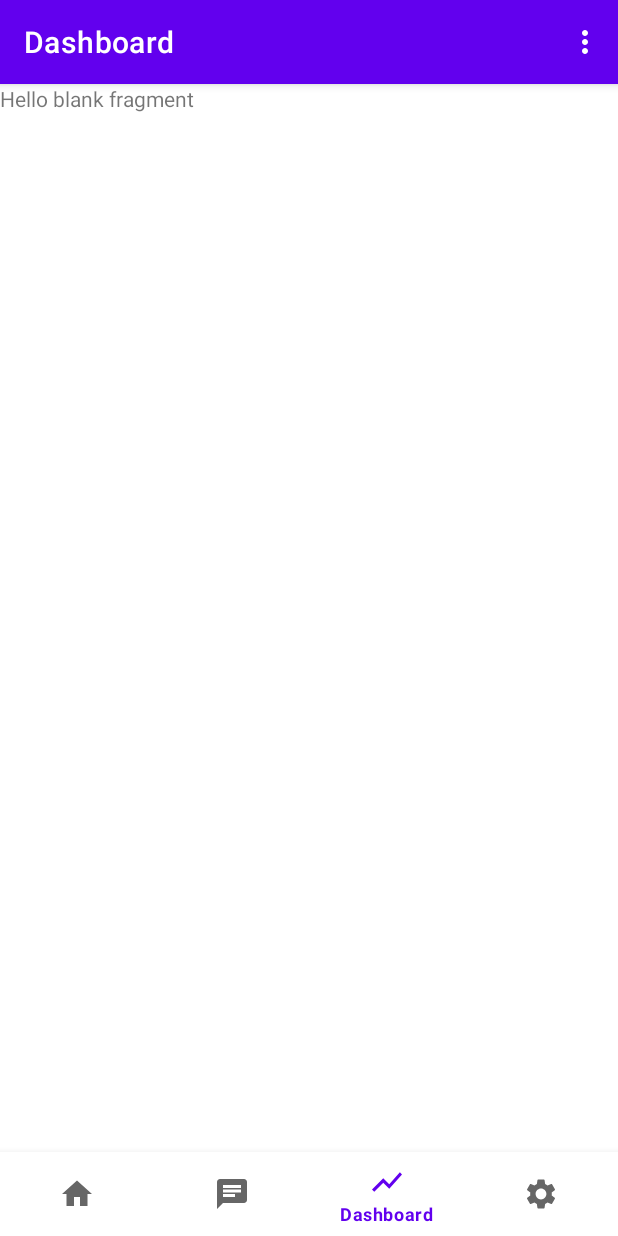
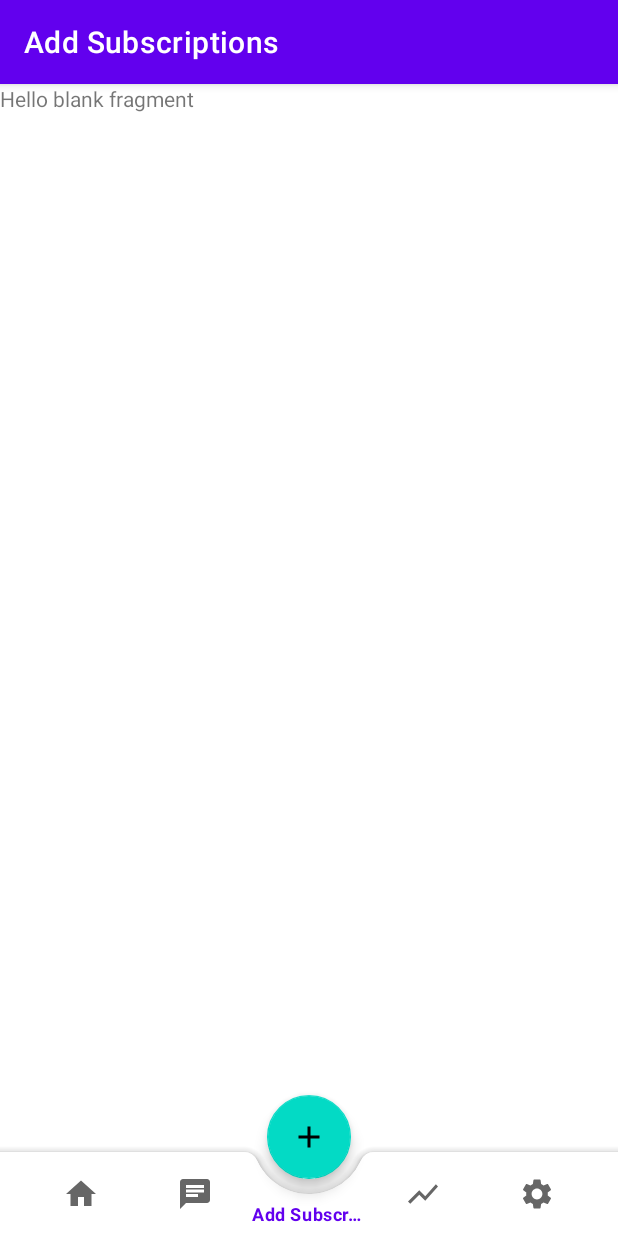
Before and after one commit to winkydes/SubMarker, an Android app: the screen it shows after launch (MainActivity), item 3 of the bottom bar chosen, on a phone screen of 412 x 824 dp. Run offline under Robolectric (Android 15) with nearby library versions, the phone set to English and light mode, and no system bars; our stand-ins replace Firebase (no records; nobody signed in at launch, a user with empty details on screens opened directly), navigation-ui.

Commit message:
added floating button, lacking fragment control

```diff
--- a/app/build.gradle
+++ b/app/build.gradle
@@ -49,6 +49,7 @@ dependencies {
     implementation platform('com.google.firebase:firebase-bom:31.3.0')
     implementation 'com.google.firebase:firebase-firestore-ktx'
     implementation 'com.google.firebase:firebase-core:9.6.1'
+    implementation 'com.google.android.material:material:1.3.0-alpha03'
 }
 
 apply plugin: 'com.google.gms.google-services'
--- /dev/null
+++ b/app/src/main/java/com/example/submarker/AddSubscriptionFragment.kt
@@ -0,0 +1,40 @@
+package com.example.submarker
+
+import android.os.Bundle
+import android.view.LayoutInflater
+import android.view.View
+import android.view.ViewGroup
+import androidx.appcompat.app.AppCompatActivity
+import androidx.fragment.app.Fragment
+import com.example.submarker.databinding.FragmentAddSubscriptionBinding
+import com.google.firebase.firestore.ktx.firestore
+import com.google.firebase.ktx.Firebase
+
+
+class AddSubscriptionFragment : Fragment() {
+    val db = Firebase.firestore
+    private var _binding: FragmentAddSubscriptionBinding? = null
+
+    // This property is only valid between onCreateView and
+    // onDestroyView.
+    private val binding get() = _binding!!
+
+    override fun onCreateView(
+        inflater: LayoutInflater, container: ViewGroup?,
+        savedInstanceState: Bundle?
+    ): View? {
+        (activity as AppCompatActivity?)!!.supportActionBar!!.setDisplayHomeAsUpEnabled(false)
+        _binding = FragmentAddSubscriptionBinding.inflate(inflater, container, false)
+        return binding.root
+
+    }
+
+    override fun onViewCreated(view: View, savedInstanceState: Bundle?) {
+        super.onViewCreated(view, savedInstanceState)
+    }
+
+    override fun onDestroyView() {
+        super.onDestroyView()
+        _binding = null
+    }
+}
--- a/app/src/main/java/com/example/submarker/MainActivity.kt
+++ b/app/src/main/java/com/example/submarker/MainActivity.kt
@@ -6,15 +6,13 @@ import androidx.navigation.findNavController
 import androidx.navigation.ui.AppBarConfiguration
 import androidx.navigation.ui.navigateUp
 import androidx.navigation.ui.setupActionBarWithNavController
-import android.view.Menu
-import android.view.MenuItem
-import androidx.fragment.app.Fragment
-import androidx.navigation.NavOptions
 import androidx.navigation.ui.setupWithNavController
 import com.example.submarker.databinding.ActivityMainBinding
 import com.google.android.material.bottomnavigation.BottomNavigationView
+import com.google.android.material.floatingactionbutton.FloatingActionButton
 import com.google.firebase.firestore.ktx.firestore
 import com.google.firebase.ktx.Firebase
+
 
 class MainActivity : AppCompatActivity() {
     val db = Firebase.firestore
@@ -27,6 +25,7 @@ class MainActivity : AppCompatActivity() {
         binding = ActivityMainBinding.inflate(layoutInflater)
         setContentView(binding.root)
 
+
         setSupportActionBar(binding.toolbar)
 
         val navController = findNavController(R.id.nav_host_fragment_content_main)
@@ -35,22 +34,15 @@ class MainActivity : AppCompatActivity() {
 
         val bottomNavBar = findViewById<BottomNavigationView>(R.id.nav_bottom)
         bottomNavBar.setupWithNavController(navController)
-    }
-
-    override fun onCreateOptionsMenu(menu: Menu): Boolean {
-        // Inflate the menu; this adds items to the action bar if it is present.
-        menuInflater.inflate(R.menu.menu_main, menu)
-        return true
-    }
-
-    override fun onOptionsItemSelected(item: MenuItem): Boolean {
-        // Handle action bar item clicks here. The action bar will
-        // automatically handle clicks on the Home/Up button, so long
-        // as you specify a parent activity in AndroidManifest.xml.
-        return when (item.itemId) {
-            R.id.action_settings -> true
-            else -> super.onOptionsItemSelected(item)
+        bottomNavBar.background = null
+        val fab = findViewById<FloatingActionButton>(R.id.fab)
+        fab.setOnClickListener { view ->
+            val mainFragment = AddSubscriptionFragment()
+            supportFragmentManager.beginTransaction()
+                .replace(R.id.nav_host_fragment_content_main, mainFragment)
+                .commit()
         }
+//        bottomNavBar.menu.getItem(2).isEnabled = false
     }
 
     override fun onSupportNavigateUp(): Boolean {
--- /dev/null
+++ b/app/src/main/res/drawable/ic_baseline_add_24.xml
@@ -0,0 +1,5 @@
+<vector android:height="24dp" android:tint="#000000"
+    android:viewportHeight="24" android:viewportWidth="24"
+    android:width="24dp" xmlns:android="http://schemas.android.com/apk/res/android">
+    <path android:fillColor="@android:color/white" android:pathData="M19,13h-6v6h-2v-6H5v-2h6V5h2v6h6v2z"/>
+</vector>
--- a/app/src/main/res/layout/activity_main.xml
+++ b/app/src/main/res/layout/activity_main.xml
@@ -22,11 +22,33 @@
 
     <include layout="@layout/content_main" />
 
+    <com.google.android.material.bottomappbar.BottomAppBar
+        android:id="@+id/bottomAppBar"
+        android:layout_width="match_parent"
+        android:layout_height="wrap_content"
+        android:layout_gravity="bottom"
+        app:fabCradleMargin="10dp"
+        app:fabCradleRoundedCornerRadius="10dp"
+        app:fabCradleVerticalOffset="10dp">
+
     <com.google.android.material.bottomnavigation.BottomNavigationView
         android:id="@+id/nav_bottom"
         android:layout_width="match_parent"
-        android:layout_height="wrap_content"
+        android:layout_height="match_parent"
         app:menu="@menu/bottom_navigation_menu"
+        android:layout_marginEnd="16dp"
+        android:background="@android:color/transparent"
         android:layout_gravity="bottom"/>
 
+
+    </com.google.android.material.bottomappbar.BottomAppBar>
+
+    <com.google.android.material.floatingactionbutton.FloatingActionButton
+        android:id="@+id/fab"
+        android:layout_width="wrap_content"
+        android:layout_height="wrap_content"
+        android:contentDescription="@string/app_name"
+        android:src="@drawable/ic_baseline_add_24"
+        app:layout_anchor="@id/bottomAppBar" />
+
 </androidx.coordinatorlayout.widget.CoordinatorLayout>
--- /dev/null
+++ b/app/src/main/res/layout/fragment_add_subscription.xml
@@ -0,0 +1,14 @@
+<?xml version="1.0" encoding="utf-8"?>
+<FrameLayout xmlns:android="http://schemas.android.com/apk/res/android"
+    xmlns:tools="http://schemas.android.com/tools"
+    android:layout_width="match_parent"
+    android:layout_height="match_parent"
+    tools:context=".AddSubscriptionFragment">
+
+    <!-- TODO: Update blank fragment layout -->
+    <TextView
+        android:layout_width="match_parent"
+        android:layout_height="match_parent"
+        android:text="@string/hello_blank_fragment" />
+
+</FrameLayout>
--- a/app/src/main/res/menu/bottom_navigation_menu.xml
+++ b/app/src/main/res/menu/bottom_navigation_menu.xml
@@ -9,6 +9,12 @@
         android:enabled="true"
         android:icon="@drawable/ic_baseline_chat_24"
         android:title="@string/btm_nav_suggestions"/>
+
+    <item
+        android:id="@id/addSub"
+        android:enabled="true"
+        android:title="@string/add_sub_fragment_label" />
+
     <item
         android:id="@id/dashboard"
         android:enabled="true"
--- a/app/src/main/res/menu/menu_main.xml
+++ /dev/null
@@ -1,10 +0,0 @@
-<menu xmlns:android="http://schemas.android.com/apk/res/android"
-    xmlns:app="http://schemas.android.com/apk/res-auto"
-    xmlns:tools="http://schemas.android.com/tools"
-    tools:context="com.example.submarker.MainActivity">
-    <item
-        android:id="@+id/action_settings"
-        android:orderInCategory="100"
-        android:title="@string/action_settings"
-        app:showAsAction="never" />
-</menu>
--- a/app/src/main/res/navigation/nav_graph.xml
+++ b/app/src/main/res/navigation/nav_graph.xml
@@ -25,9 +25,15 @@
     </fragment>
     <fragment
         android:id="@+id/settings"
-        android:name="com.example.submarker.SettingsFragment"
+        android:name="com.example.submarker.AddSubscriptionFragment"
         android:label="@string/settings_fragment_label"
         tools:layout="@layout/fragment_settings">
     </fragment>
+    <fragment
+        android:id="@+id/addSub"
+        android:name="com.example.submarker.AddSubscriptionFragment"
+        android:label="@string/add_sub_fragment_label"
+        tools:layout="@layout/fragment_add_subscription">
+    </fragment>
 
 </navigation>
--- a/app/src/main/res/values/strings.xml
+++ b/app/src/main/res/values/strings.xml
@@ -6,6 +6,7 @@
     <string name="suggestion_fragment_label">Suggestion</string>
     <string name="dashboard_fragment_label">Dashboard</string>
     <string name="settings_fragment_label">Settings</string>
+    <string name="add_sub_fragment_label">Add Subscriptions</string>
     <string name="next">Next</string>
     <string name="previous">Previous</string>
 
```
